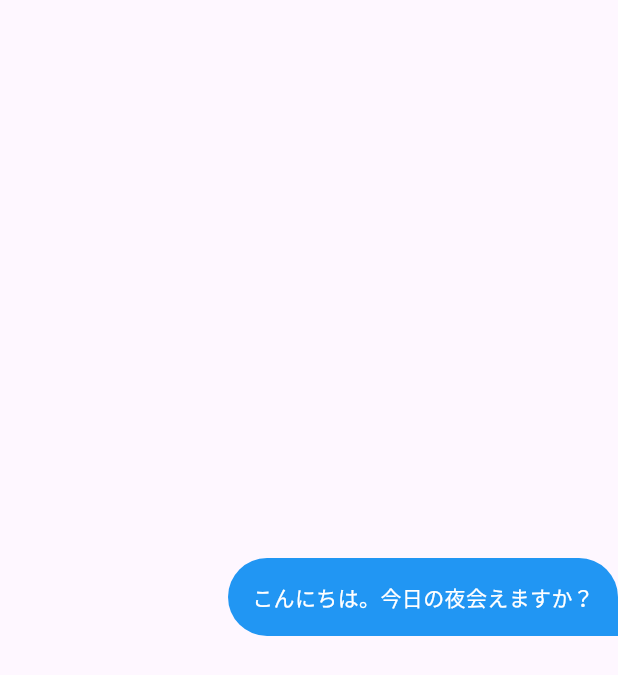
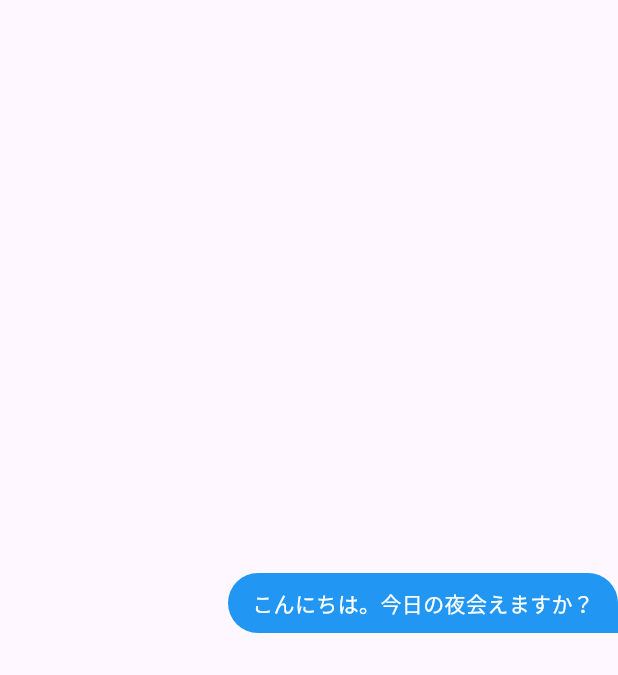
Before and after one commit to yamazakimina/test_flutter_01, a Flutter app: what rightBalloon() shows on an empty page, opened directly, on a phone screen of 412 x 824 dp. Shown: the top 675 px of the screen. Run offline on Flutter 3.47's test engine with Material 3 defaults, Android fonts, the phone set to English and light mode, and no system bars; our stand-ins replace badges, chewie, swipe_cards, video_player; network calls fail.

Commit message:
チャット画面のデザイン調整

```diff
--- a/lib/chat.dart
+++ b/lib/chat.dart
@@ -62,21 +62,21 @@ class Chat extends StatelessWidget {
           ),
         ],
       ),
-      actions: <Widget>[
-        IconButton(
-          onPressed: () {},
-          icon: const Icon(Icons.video_call),
-          color: Colors.grey,
-          iconSize: 36,
-        ),
-      ],
+      // actions: <Widget>[
+      //   IconButton(
+      //     onPressed: () {},
+      //     icon: const Icon(Icons.video_call),
+      //     color: Colors.grey,
+      //     iconSize: 36,
+      //   ),
+      // ],
       centerTitle: true,
     );
   }
 
   Padding leftBalloon() {
     return Padding(
-      padding: const EdgeInsets.only(bottom: 28.0),
+      padding: const EdgeInsets.only(bottom: 20),
       child: Row(
         children: <Widget>[
           CircleAvatar(
@@ -92,13 +92,15 @@ class Chat extends StatelessWidget {
           const SizedBox(width: 16),
           Container(
             decoration: BoxDecoration(
-              borderRadius: BorderRadius.circular(20),
               color: Color.fromARGB(255, 233, 233, 233),
+              borderRadius: BorderRadius.only(
+                topRight: Radius.circular(20),
+                topLeft: Radius.circular(20),
+                bottomRight: Radius.circular(20),
               ),
-            child: Padding(
-              padding: const EdgeInsets.all(16.0),
+            ),
+            padding: const EdgeInsets.symmetric(horizontal: 16, vertical: 10),
             child: Text('いや、いきなり無理でしょ'),
-            ),
           ),
         ],
       ),
@@ -161,31 +163,27 @@ class Chat extends StatelessWidget {
 }
 
 class rightBalloon extends StatelessWidget {
-  const rightBalloon({
-    super.key,
-  });
+  const rightBalloon({Key? key}) : super(key: key);
 
   @override
   Widget build(BuildContext context) {
     return Padding(
-      padding: const EdgeInsets.only(bottom: 28),
+      padding: const EdgeInsets.only(bottom: 20),
       child: Align(
         alignment: Alignment.centerRight,
         child: Container(
+          padding: const EdgeInsets.symmetric(horizontal: 16, vertical: 10),
           decoration: BoxDecoration(
+            color: Colors.blue,
             borderRadius: BorderRadius.only(
-              topRight: Radius.circular(40),
-              topLeft: Radius.circular(40),
-              bottomLeft: Radius.circular(40),
+              topLeft: Radius.circular(20),
+              topRight: Radius.circular(20),
+              bottomLeft: Radius.circular(20),
             ),
-            color: Colors.blue,
           ),
-          child: Padding(
-            padding: const EdgeInsets.all(16.0),
           child: Text(
             'こんにちは。今日の夜会えますか？',
             style: TextStyle(color: Colors.white),
-            ),
           ),
         ),
       ),
@@ -201,7 +199,7 @@ class photo extends StatelessWidget {
   @override
   Widget build(BuildContext context) {
     return Padding(
-      padding: const EdgeInsets.only(bottom: 28),
+      padding: const EdgeInsets.only(bottom: 20),
       child: Align(
         alignment: Alignment.centerRight,
         child: Image.asset(
@@ -245,6 +243,8 @@ class _VideoDisplayState extends State<VideoDisplay> {
         ));
         _controller.play();
       },
+      child: Padding(
+        padding: const EdgeInsets.only(bottom: 20),
         child: Align(
           alignment: Alignment.centerRight,
           child: Container(
@@ -267,6 +267,7 @@ class _VideoDisplayState extends State<VideoDisplay> {
                     ],
                   )
                 : Container(),
+          ),
         ),
       ),
     );
```
Lines whose indentation alone changed are shown as unchanged.
